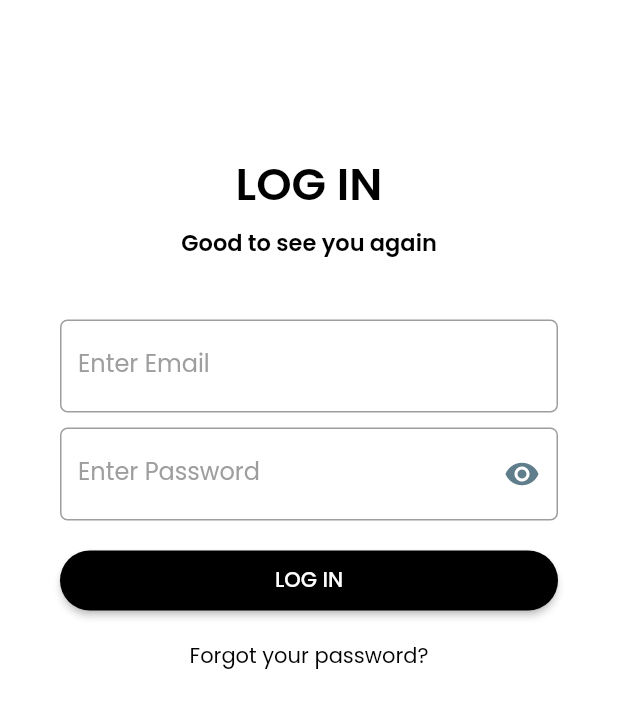
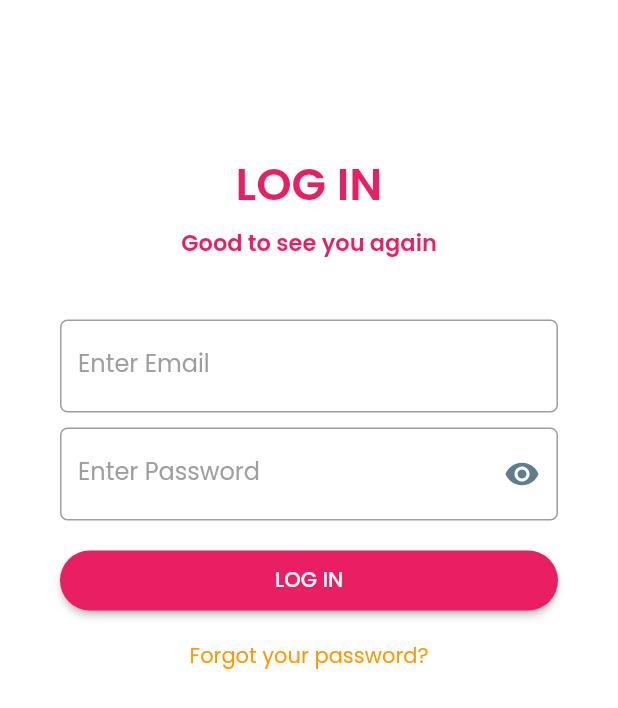
Before and after one commit to pg598595/Flutter_App, a Flutter app: the screen it shows after launch, after a tap on "Skip", after a tap on "Done", on a phone screen of 412 x 824 dp. Shown: the top 708 px of the screen. Run offline on Flutter 3.47's test engine with Material 2 defaults, Android fonts, the phone set to English and light mode, and no system bars; our stand-ins replace connectivity, dio, flutter_spinkit, google_fonts, image_picker, introduction_screen and 2 more; missing offline and left inert: permission, speech_recognition; accounts and stored records are empty.

Commit message:
[wip]theme and ui

```diff
--- a/lib/ui/LoginScreen.dart
+++ b/lib/ui/LoginScreen.dart
@@ -127,7 +127,7 @@ class LoginScreenState extends State<LoginScreen> {
                         textAlign: TextAlign.center,
                         style: TextStyle(
                             fontWeight: FontWeight.w600,
-                            color: Colors.black,
+                            color: Colors.pink,
                             fontSize: 30.0),
                       ),
                     ),
@@ -138,7 +138,7 @@ class LoginScreenState extends State<LoginScreen> {
                         textAlign: TextAlign.center,
                         style: TextStyle(
                             fontWeight: FontWeight.w600,
-                            color: Colors.black,
+                            color: Colors.pink,
                             fontSize: 15.0),
                       ),
                     ),
@@ -160,7 +160,7 @@ class LoginScreenState extends State<LoginScreen> {
                             }
                           },
                           child: Text(Constansts.STRINGLOGIN),
-                          color: Colors.black,
+                          color: Colors.pink,
                           textColor: Colors.white,
                         ),
                       ),
@@ -169,7 +169,7 @@ class LoginScreenState extends State<LoginScreen> {
                       padding: const EdgeInsets.only(top: 20,bottom: 40),
                       child: Text(
                         Constansts.FORGETPASSWORD,
-                        style: TextStyle(color: Colors.black),
+                        style: TextStyle(color: Colors.orange),
                       ),
                     ),
                   ],
```
